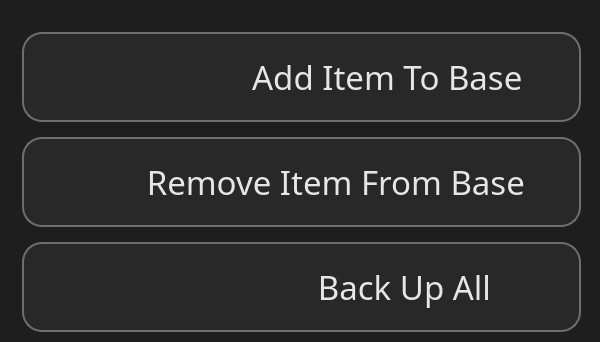
This is ui/ui_MainWindow.ui in il721/EasyBack as Qt 5 draws it before an edit; both pictures show x 0 to 600 and y 0 to 342 of the 600 by 800 pixel window. The edited form follows.
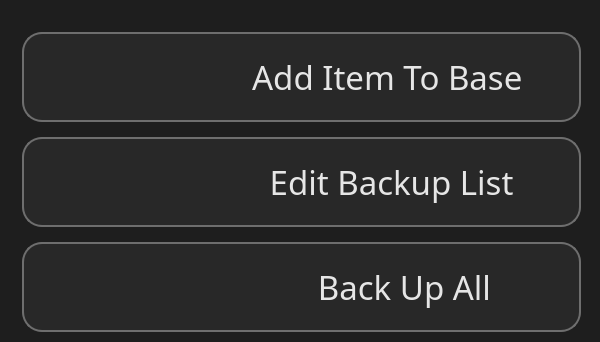
This is the edited form. Icons and pictures are not drawn.

Commit message: Edit main menu. Add new icon and rename remove to edit

What changed in the file:
```diff
--- a/ui/ui_MainWindow.ui
+++ b/ui/ui_MainWindow.ui
@@ -173,7 +173,7 @@
         <string notr="true"/>
        </property>
        <property name="text">
-        <string>        Remove Item From Base</string>
+        <string>                     Edit Backup List</string>
        </property>
        <property name="icon">
         <iconset resource="main_rc.qrc">
@@ -181,8 +181,8 @@
        </property>
        <property name="iconSize">
         <size>
-         <width>70</width>
-         <height>70</height>
+         <width>77</width>
+         <height>77</height>
         </size>
        </property>
       </widget>
```
Left out of the diff: 4 changed lines with no effect on the pictures. The commit also changes 9 other files.
